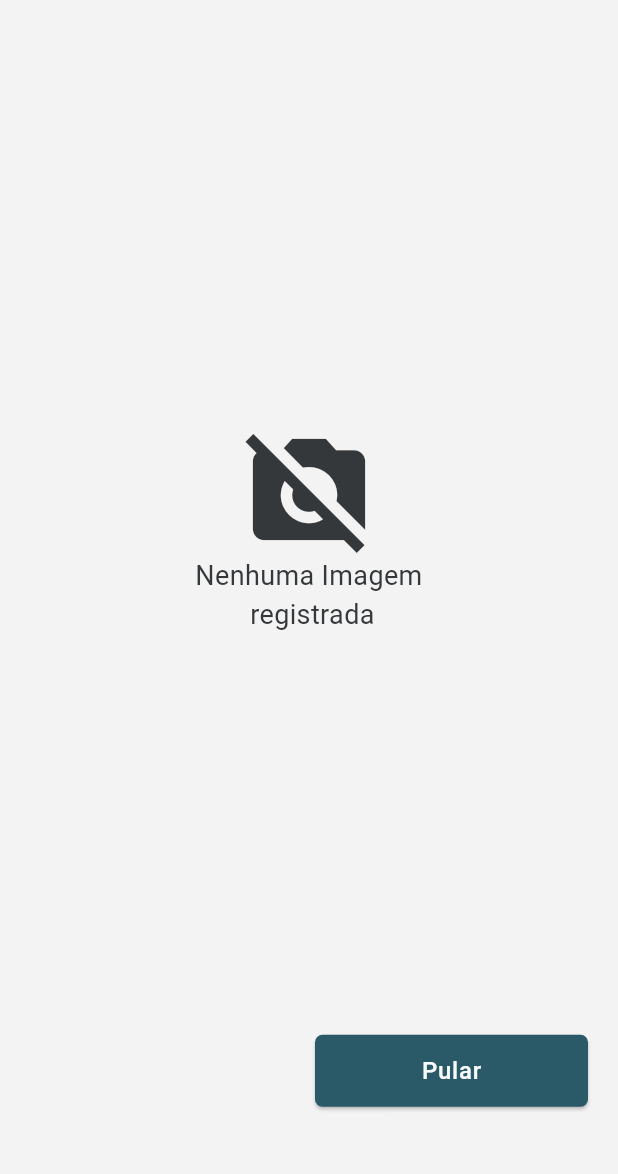
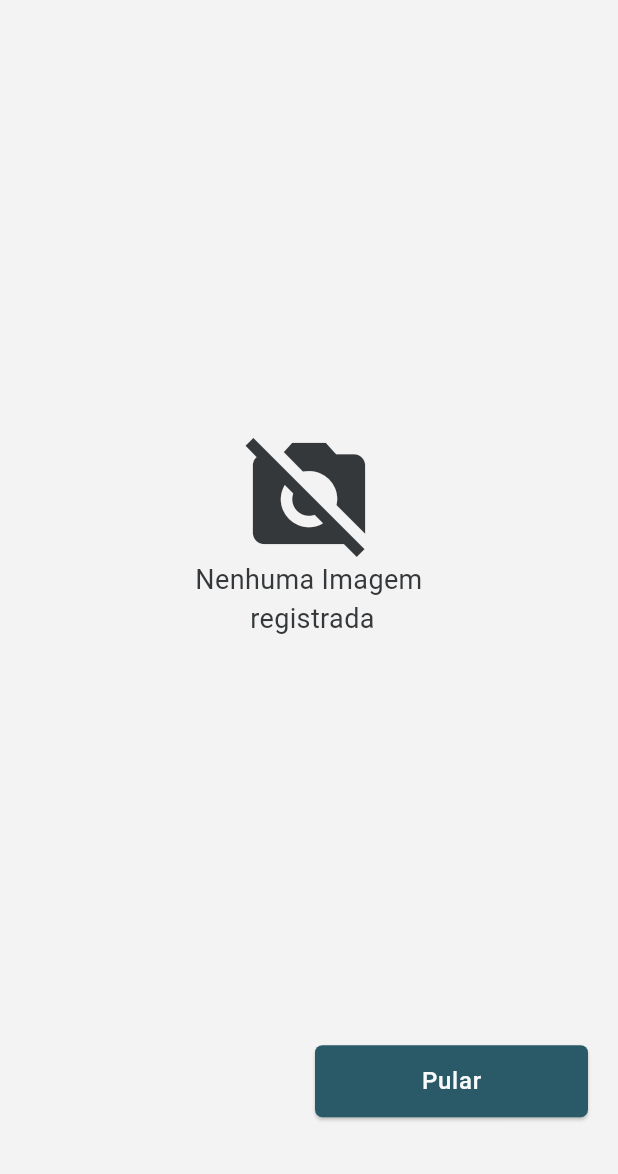
Before and after one commit to gbramoura/fishspot_app, a Flutter app: the SpotImagePage screen opened directly, on a phone screen of 412 x 824 dp, the part 62-1236 px from its top. Run offline on Flutter 3.47's test engine with Material 3 defaults, Android fonts, the phone set to English and light mode, and no system bars; our stand-ins replace cached_network_image, flutter_dotenv, flutter_map, flutter_svg_provider, geolocator, image_picker and 3 more; accounts and stored records are empty.

Commit message:
Solve bugs related to resize and color in datepicker

```diff
--- a/lib/components/custom_text_form_field.dart
+++ b/lib/components/custom_text_form_field.dart
@@ -12,6 +12,7 @@ class CustomTextFormField extends StatelessWidget {
   final bool expands;
   final int? maxLines;
   final int? maxLength;
+  final bool readonly;
   final Function()? onTap;
 
   const CustomTextFormField({
@@ -27,6 +28,7 @@ class CustomTextFormField extends StatelessWidget {
     this.maxLines = 1,
     this.onTap,
     this.maxLength,
+    this.readonly = false,
   });
 
   @override
@@ -41,6 +43,7 @@ class CustomTextFormField extends StatelessWidget {
         color: HexColor('#35383A'),
         fontSize: 14,
       ),
+      readOnly: readonly,
       onTap: onTap,
       keyboardType: textInputType,
       expands: expands,
--- a/lib/pages/spot/spot_image_page.dart
+++ b/lib/pages/spot/spot_image_page.dart
@@ -76,17 +76,13 @@ class _SpotImagePageState extends State<SpotImagePage> {
     return Consumer<SpotRepository>(builder: (context, value, widget) {
       return Scaffold(
         appBar: _renderAppBar(context),
-        body: Center(
-          child: Column(
-            mainAxisAlignment: MainAxisAlignment.start,
-            crossAxisAlignment: CrossAxisAlignment.start,
+        body: Column(
+          mainAxisAlignment: MainAxisAlignment.center,
           children: [
-              SizedBox(height: 10),
             Flexible(child: _renderImages(context, value), flex: 9),
             Flexible(child: _renderNext(context, value), flex: 1),
             SizedBox(height: 30),
           ],
-          ),
         ),
       );
     });
@@ -167,17 +163,14 @@ class _SpotImagePageState extends State<SpotImagePage> {
             ],
           ),
         );
-        });
+      },
+    );
   }
 
   _renderEmptyImages(BuildContext context) {
-    return Center(
-      child: Column(
+    return Column(
       crossAxisAlignment: CrossAxisAlignment.center,
       mainAxisAlignment: MainAxisAlignment.center,
-        children: [
-          Center(
-            child: Column(
       children: [
         Icon(
           Icons.no_photography,
@@ -194,10 +187,6 @@ class _SpotImagePageState extends State<SpotImagePage> {
           ),
         )
       ],
-            ),
-          ),
-        ],
-      ),
     );
   }
 
--- a/lib/theme/dark_theme.dart
+++ b/lib/theme/dark_theme.dart
@@ -7,6 +7,7 @@ ThemeData darkMode = ThemeData(
   brightness: Brightness.dark,
   colorScheme: ColorScheme.dark(
     surface: ColorsConstants.darkBackground,
+    primary: ColorsConstants.green250,
   ),
   textSelectionTheme: TextSelectionThemeData(
     selectionColor: ColorsConstants.green250.withAlpha(50),
@@ -85,4 +86,7 @@ ThemeData darkMode = ThemeData(
       color: ColorsConstants.red250,
     ),
   ),
+  datePickerTheme: DatePickerThemeData(
+    backgroundColor: ColorsConstants.darkBackground,
+  ),
 );
--- a/lib/theme/light_theme.dart
+++ b/lib/theme/light_theme.dart
@@ -7,6 +7,7 @@ ThemeData lighMode = ThemeData(
   brightness: Brightness.light,
   colorScheme: ColorScheme.light(
     surface: ColorsConstants.lightBackground,
+    primary: ColorsConstants.blue750,
   ),
   textSelectionTheme: TextSelectionThemeData(
     selectionColor: ColorsConstants.blue750.withAlpha(50),
@@ -56,9 +57,6 @@ ThemeData lighMode = ThemeData(
       fontSize: 14,
     ),
   ),
-  datePickerTheme: DatePickerThemeData(
-      // TODO: make it works
-      ),
   buttonTheme: ButtonThemeData(
     colorScheme: ColorScheme(
       brightness: Brightness.dark,
@@ -88,4 +86,7 @@ ThemeData lighMode = ThemeData(
       color: ColorsConstants.red250,
     ),
   ),
+  datePickerTheme: DatePickerThemeData(
+    backgroundColor: ColorsConstants.lightBackground,
+  ),
 );
```
Also changed, not shown: lib/pages/spot/spot_about_page.dart (+20 -1 lines). Lines whose indentation alone changed are shown as unchanged.
